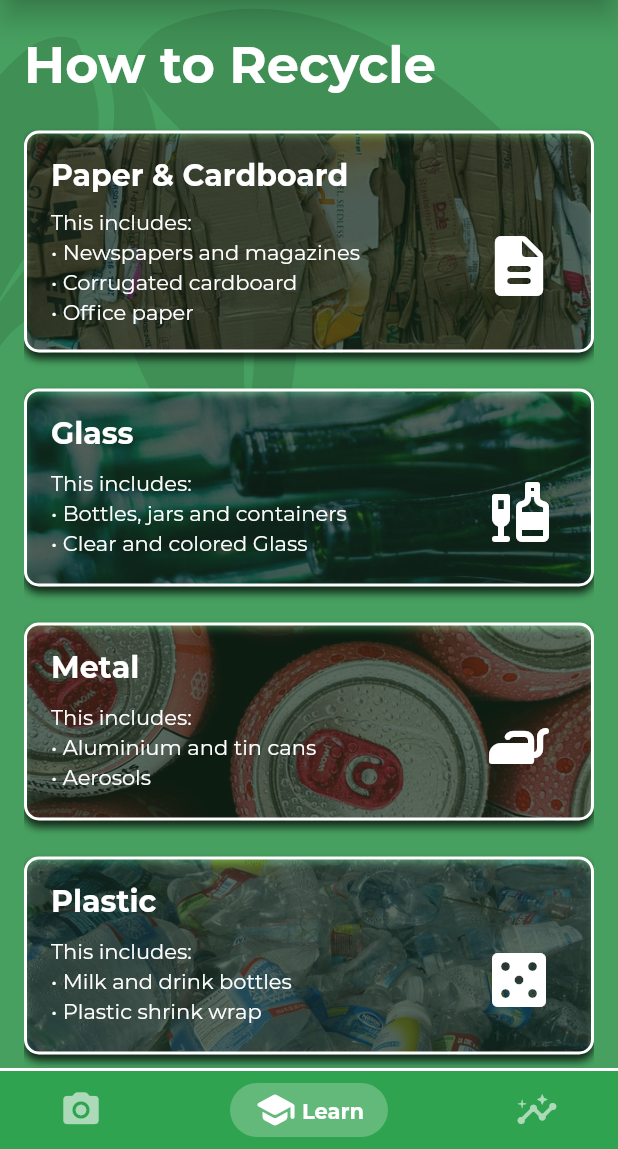
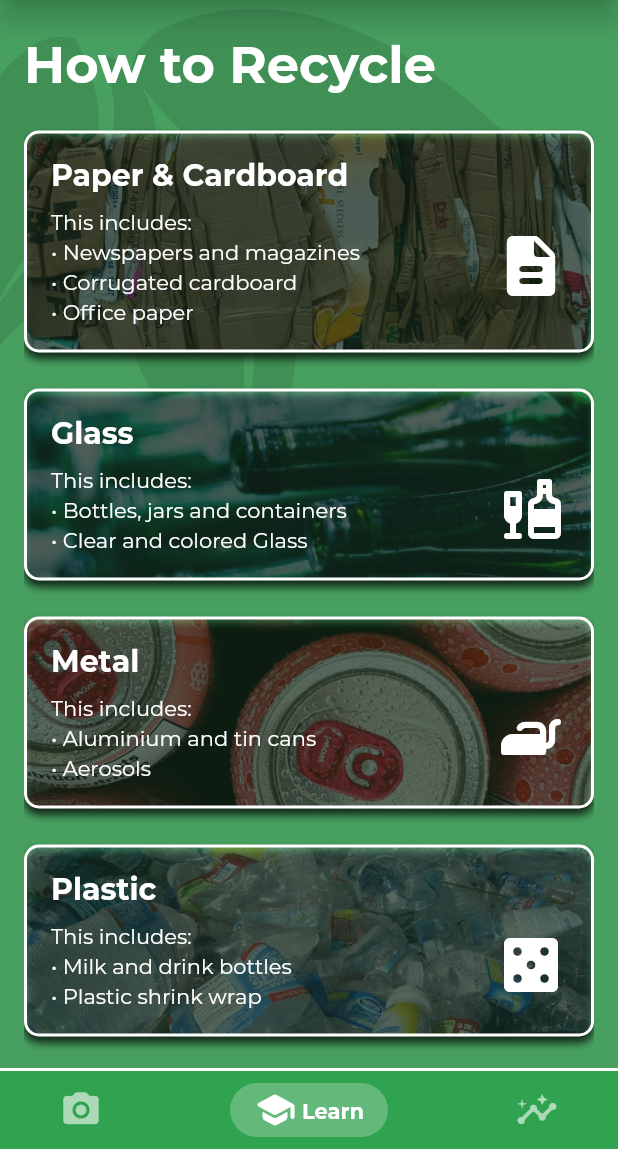
Before and after one commit to matthewyingtao/environ, a Flutter app: the screen it shows once a user with an empty profile is signed in, swiped to page 2, on a phone screen of 412 x 824 dp, the part 87-1236 px from its top. Run offline on Flutter 3.47's test engine with Material 2 defaults, Android fonts, the phone set to English and light mode, and no system bars; drawn by our look-alikes of google_nav_bar; our stand-ins replace camera, cloud_firestore, firebase_auth, firebase_core, flutter_spinkit, flutter_svg and 2 more; missing offline and left inert: tflite; accounts and stored records are empty.

Commit message:
CourseCard arguments made non-nullable

```diff
--- a/lib/shared/components/course_card.dart
+++ b/lib/shared/components/course_card.dart
@@ -1,12 +1,17 @@
 import 'package:flutter/material.dart';
 
 class CourseCard extends StatelessWidget {
-  CourseCard({this.icon, this.body, this.heading, this.imagePath});
+  CourseCard({
+    required this.icon,
+    required this.body,
+    required this.heading,
+    required this.imagePath,
+  });
 
-  final IconData? icon;
-  final String? body;
-  final String? heading;
-  final String? imagePath;
+  final IconData icon;
+  final String body;
+  final String heading;
+  final String imagePath;
 
   @override
   Widget build(BuildContext context) {
@@ -28,7 +33,7 @@ class CourseCard extends StatelessWidget {
               ),
             ],
             image: DecorationImage(
-              image: AssetImage(this.imagePath!),
+              image: AssetImage(this.imagePath),
               fit: BoxFit.cover,
               colorFilter: ColorFilter.mode(
                   Colors.black.withOpacity(0.3), BlendMode.dstATop),
@@ -38,7 +43,7 @@ class CourseCard extends StatelessWidget {
             crossAxisAlignment: CrossAxisAlignment.start,
             children: [
               Text(
-                this.heading!,
+                this.heading,
                 style: Theme.of(context).textTheme.headline6,
               ),
               SizedBox(height: 8),
@@ -46,13 +51,12 @@ class CourseCard extends StatelessWidget {
                 children: [
                   Expanded(
                     child: Text(
-                      this.body!,
+                      this.body,
                       style: Theme.of(context).textTheme.bodyText2,
                     ),
                   ),
                   Container(
                     margin: EdgeInsets.only(left: 16),
-                    padding: EdgeInsets.all(8),
                     child: Icon(
                       this.icon,
                       color: Colors.white,
```
